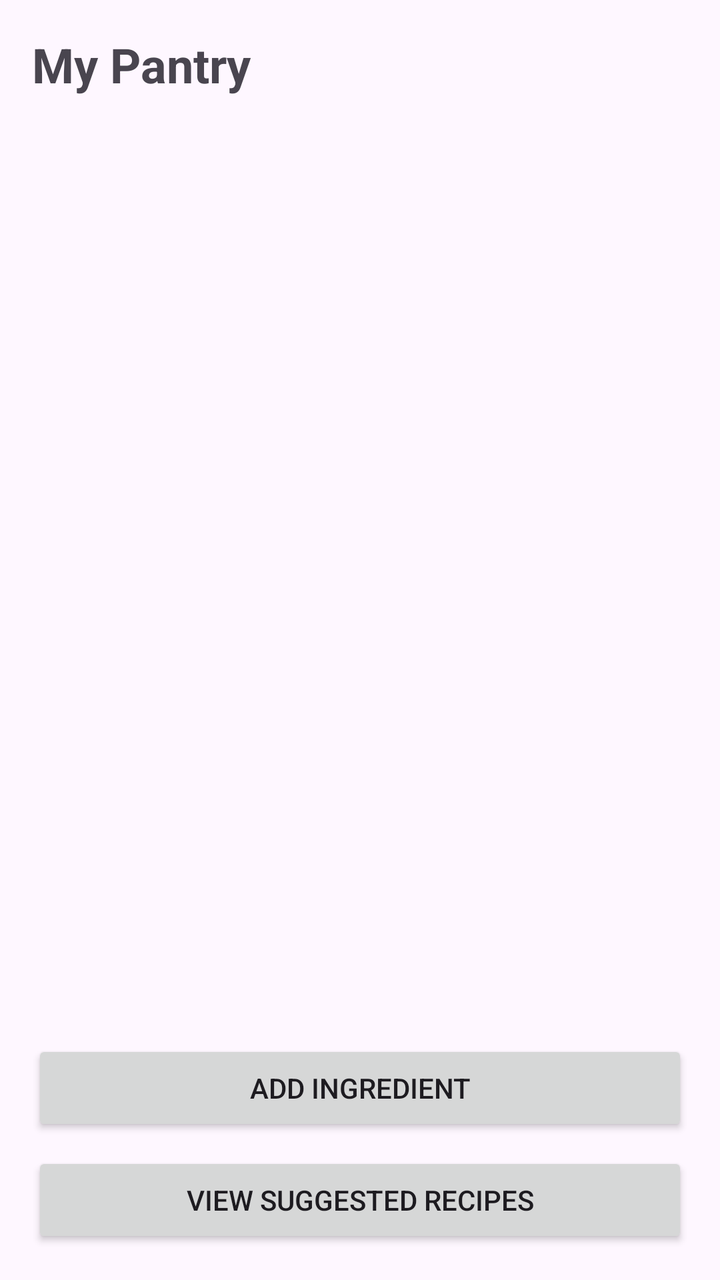
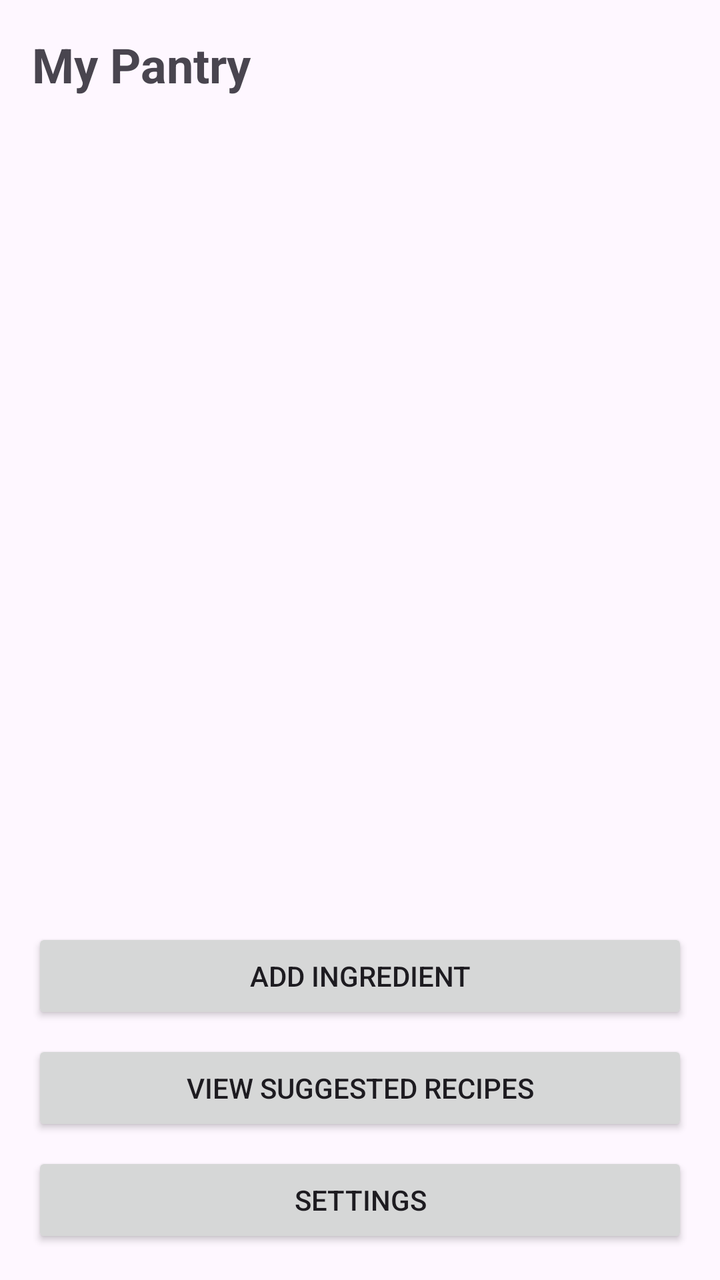

Compare the two renders of this Android layout. The source of the first and the diff that turns it into the second are given below.
<!-- AndroidManifest.xml: application theme Theme.SmartPantryManager -->
<!-- res/layout/activity_pantry_list.xml -->
<?xml version="1.0" encoding="utf-8"?>
<LinearLayout xmlns:android="http://schemas.android.com/apk/res/android"
    android:layout_width="match_parent"
    android:layout_height="match_parent"
    android:orientation="vertical"
    android:padding="16dp">

    <TextView
        android:layout_width="wrap_content"
        android:layout_height="wrap_content"
        android:text="My Pantry"
        android:textSize="24sp"
        android:textStyle="bold"
        android:layout_marginBottom="12dp" />

    <androidx.recyclerview.widget.RecyclerView
        android:id="@+id/recyclerPantryList"
        android:layout_width="match_parent"
        android:layout_height="0dp"
        android:layout_weight="1" />

    <Button
        android:id="@+id/buttonAddPantryItem"
        android:layout_width="match_parent"
        android:layout_height="wrap_content"
        android:layout_marginTop="12dp"
        android:text="Add Ingredient" />

    <Button
        android:id="@+id/buttonViewSuggestedRecipes"
        android:layout_width="match_parent"
        android:layout_height="wrap_content"
        android:layout_marginTop="8dp"
        android:text="View Suggested Recipes" />

</LinearLayout>
<!-- resources referenced by this layout -->
<resources>
  <style name="Theme.SmartPantryManager" parent="Base.Theme.SmartPantryManager" />
  <style name="Base.Theme.SmartPantryManager" parent="Theme.Material3.DayNight.NoActionBar">
          
          
      </style>
</resources>

<!-- the commit's change to res/layout/activity_pantry_list.xml (unified diff, before → after) -->
@@ -33,4 +33,11 @@
         android:layout_marginTop="8dp"
         android:text="View Suggested Recipes" />
 
+    <Button
+        android:id="@+id/buttonOpenSettings"
+        android:layout_width="match_parent"
+        android:layout_height="wrap_content"
+        android:layout_marginTop="8dp"
+        android:text="Settings" />
+
 </LinearLayout>
